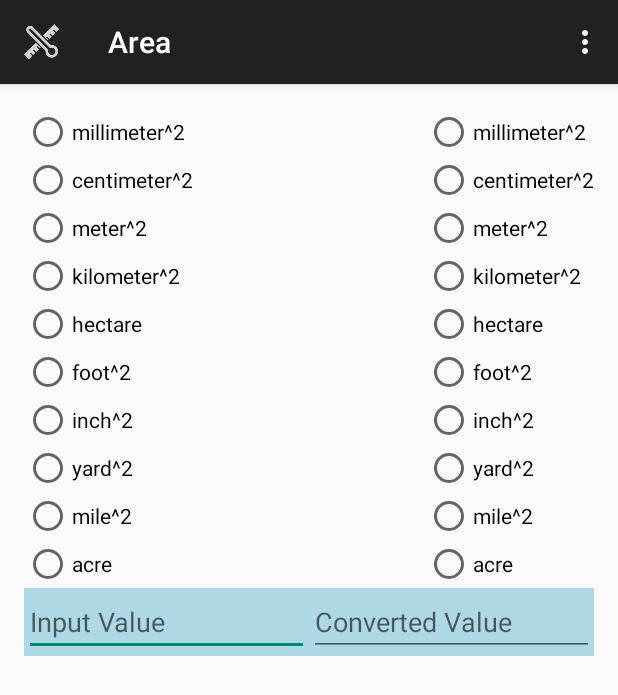
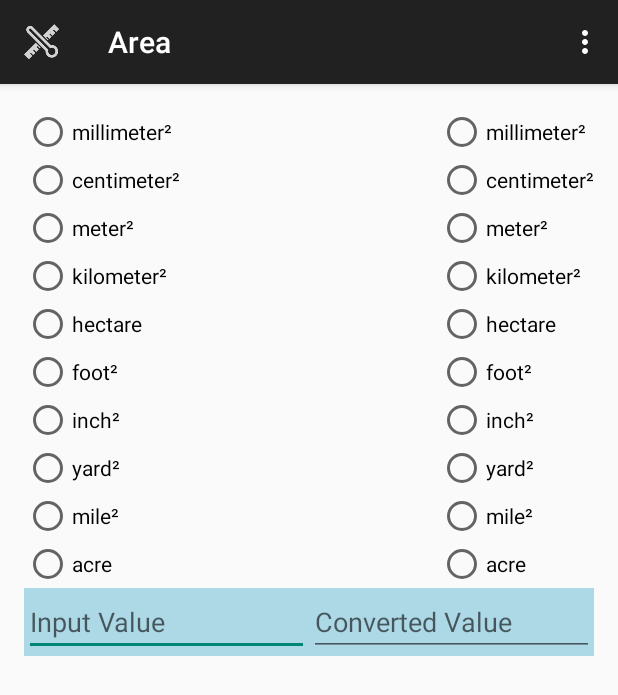
Before and after one commit to chris-wituchowski/UnitConversion, an Android app: the screen it shows after launch (MainActivity), on a phone screen of 412 x 824 dp. Shown: the top 695 px of the screen. Run offline under Robolectric (Android 15) with nearby library versions, the phone set to English and light mode, and no system bars.

Commit message:
Beta build. Removed "example" from folder names and build.gradle

```diff
--- a/app/build.gradle
+++ b/app/build.gradle
@@ -5,7 +5,7 @@ android {
     buildToolsVersion "22.0.1"
 
     defaultConfig {
-        applicationId "com.example.chris.unitconversion"
+        applicationId "com.app.chris.unitconversion"
         minSdkVersion 11
         targetSdkVersion 22
         versionCode 1
--- a/app/src/main/AndroidManifest.xml
+++ b/app/src/main/AndroidManifest.xml
@@ -1,6 +1,6 @@
 <?xml version="1.0" encoding="utf-8"?>
 <manifest xmlns:android="http://schemas.android.com/apk/res/android"
-    package="com.example.chris.unitconversion" >
+    package="com.app.chris.unitconversion" >
 
     <application
         android:allowBackup="true"
@@ -8,7 +8,7 @@
         android:label="@string/app_name"
         android:theme="@style/AppTheme" >
         <activity
-            android:name=".MainActivity"
+            android:name="com.app.chris.unitconversion.MainActivity"
             android:screenOrientation="portrait"
             android:label="@string/app_name" >
             <intent-filter>
--- a/app/src/main/java/com/example/chris/unitconversion/data/DrawerItemCustomAdapter.java
+++ b/app/src/main/java/com/app/chris/unitconversion/data/DrawerItemCustomAdapter.java
@@ -1,4 +1,4 @@
-package com.example.chris.unitconversion.data;
+package com.app.chris.unitconversion.data;
 import android.app.Activity;
 import android.content.Context;
 import android.view.LayoutInflater;
@@ -7,7 +7,7 @@ import android.view.ViewGroup;
 import android.widget.ArrayAdapter;
 import android.widget.TextView;
 
-import com.example.chris.unitconversion.R;
+import com.app.chris.unitconversion.R;
 
 import java.util.List;
 
--- a/app/src/main/java/com/example/chris/unitconversion/data/UnitData.java
+++ b/app/src/main/java/com/app/chris/unitconversion/data/UnitData.java
@@ -1,4 +1,4 @@
-package com.example.chris.unitconversion.data;
+package com.app.chris.unitconversion.data;
 
 /**
  * Created by chris on 6/14/2015.
--- a/app/src/main/java/com/example/chris/unitconversion/data/UnitType.java
+++ b/app/src/main/java/com/app/chris/unitconversion/data/UnitType.java
@@ -1,8 +1,7 @@
-package com.example.chris.unitconversion.data;
+package com.app.chris.unitconversion.data;
 
 import java.util.ArrayList;
 import java.util.List;
-import java.math.*;
 
 /**
  * Created by Chris on 7/5/2015.
@@ -37,15 +36,15 @@ public enum UnitType {
             }),
     Area("Area",
             new UnitData[]{
-                    new UnitData("millimeter^2", 0.000001, 1000000.0, 0.0, 0.0),
-                    new UnitData("centimeter^2", 0.0001, 10000.0, 0.0, 0.0),
-                    new UnitData("meter^2", 1.0, 1.0, 0.0, 0.0),
-                    new UnitData("kilometer^2", 1000000.0, 1.0e-6, 0.0, 0.0),
+                    new UnitData("millimeter²", 0.000001, 1000000.0, 0.0, 0.0),
+                    new UnitData("centimeter²", 0.0001, 10000.0, 0.0, 0.0),
+                    new UnitData("meter²", 1.0, 1.0, 0.0, 0.0),
+                    new UnitData("kilometer²", 1000000.0, 1.0e-6, 0.0, 0.0),
                     new UnitData("hectare", 10000.0, 1.0e-4, 0.0, 0.0),
-                    new UnitData("foot^2", Math.pow(0.3048, 2.0), (1.0/Math.pow(0.3048, 2.0)), 0.0, 0.0),
-                    new UnitData("inch^2", Math.pow(0.0254, 2.0), (1.0/Math.pow(0.0254, 2.0)), 0.0, 0.0),
-                    new UnitData("yard^2", Math.pow(0.9144, 2.0), (1.0/Math.pow(0.9144, 2.0)), 0.0, 0.0),
-                    new UnitData("mile^2", Math.pow(1609.344, 2.0), (1.0/Math.pow(1609.344, 2.0)), 0.0, 0.0),
+                    new UnitData("foot²", Math.pow(0.3048, 2.0), (1.0/Math.pow(0.3048, 2.0)), 0.0, 0.0),
+                    new UnitData("inch²", Math.pow(0.0254, 2.0), (1.0/Math.pow(0.0254, 2.0)), 0.0, 0.0),
+                    new UnitData("yard²", Math.pow(0.9144, 2.0), (1.0/Math.pow(0.9144, 2.0)), 0.0, 0.0),
+                    new UnitData("mile²", Math.pow(1609.344, 2.0), (1.0/Math.pow(1609.344, 2.0)), 0.0, 0.0),
                     new UnitData("acre", (43560.0*Math.pow(0.3048, 2.0)), (1.0/(43560.0*Math.pow(0.3048, 2.0))), 0.0, 0.0),
             }),
     Speed("Speed",
@@ -72,20 +71,20 @@ public enum UnitType {
             }),
     Volume("Volume",
             new UnitData[]{
-                    new UnitData("kilometer^3", 1.0e9, 1.0e-9, 0.0, 0.0),
-                    new UnitData("meter^3", 1.0, 1.0, 0.0, 0.0),
-                    new UnitData("centimeter^3 - mL", 1.0e-6, 1.0e6, 0.0, 0.0),
-                    new UnitData("millimeter^3", 1.0e-9, 1.0e9, 0.0, 0.0),
+                    new UnitData("kilometer³", 1.0e9, 1.0e-9, 0.0, 0.0),
+                    new UnitData("meter³", 1.0, 1.0, 0.0, 0.0),
+                    new UnitData("centimeter³ - mL", 1.0e-6, 1.0e6, 0.0, 0.0),
+                    new UnitData("millimeter³", 1.0e-9, 1.0e9, 0.0, 0.0),
                     new UnitData("Liter", 0.001, 1.0e3, 0.0, 0.0),
                     new UnitData("Gallon", Math.pow(0.0254, 3.0)*231, 1/(Math.pow(0.0254, 3.0)*231), 0.0, 0.0),
                     new UnitData("Quart", ((Math.pow(0.0254, 3.0)*231)/4), 1/((Math.pow(0.0254, 3.0)*231)/4), 0.0, 0.0),
                     new UnitData("Pint", ((Math.pow(0.0254, 3.0)*231)/8), 1/((Math.pow(0.0254, 3.0)*231)/8), 0.0, 0.0),
                     new UnitData("Cup", ((Math.pow(0.0254, 3.0)*231)/16), 1/((Math.pow(0.0254, 3.0)*231)/16), 0.0, 0.0),
                     new UnitData("Fluid Oz", ((Math.pow(0.0254, 3.0)*231)/128), 1/((Math.pow(0.0254, 3.0)*231)/128), 0.0, 0.0),
-                    new UnitData("Yard^3", Math.pow(0.9144, 3.0), 1/Math.pow(0.9144, 3.0), 0.0, 0.0),
-                    new UnitData("Foot^3", Math.pow(0.3048, 3.0), 1/Math.pow(0.3048, 3.0), 0.0, 0.0),
-                    new UnitData("Inch^3", Math.pow(0.0254, 3.0), 1/Math.pow(0.0254, 3.0), 0.0, 0.0),
-                    new UnitData("Miles^3", Math.pow(1609.344, 3.0), 1/Math.pow(1609.344, 3.0), 0.0, 0.0),
+                    new UnitData("Yard³", Math.pow(0.9144, 3.0), 1/Math.pow(0.9144, 3.0), 0.0, 0.0),
+                    new UnitData("Foot³", Math.pow(0.3048, 3.0), 1/Math.pow(0.3048, 3.0), 0.0, 0.0),
+                    new UnitData("Inch³", Math.pow(0.0254, 3.0), 1/Math.pow(0.0254, 3.0), 0.0, 0.0),
+                    new UnitData("Miles³", Math.pow(1609.344, 3.0), 1/Math.pow(1609.344, 3.0), 0.0, 0.0),
             }),
     Pressure("Pressure",
             new UnitData[]{
@@ -154,22 +153,22 @@ public enum UnitType {
 
     Acceleration("Acceleration",
             new UnitData[]{
-                    new UnitData("meter/sec^2", 1.0, 1.0, 0.0, 0.0),
-                    new UnitData("foot/sec^2", 0.3048, 1.0/0.3048, 0.0, 0.0),
+                    new UnitData("meter/sec²", 1.0, 1.0, 0.0, 0.0),
+                    new UnitData("foot/sec²", 0.3048, 1.0/0.3048, 0.0, 0.0),
                     new UnitData("g", 9.80665, 1.0/9.80665, 0.0, 0.0),
-                    new UnitData("centimeter/sec^2", 0.01, 100.0, 0.0, 0.0),
-                    new UnitData("millimeter/sec^2", 0.001, 1000.0, 0.0, 0.0),
+                    new UnitData("centimeter/sec²", 0.01, 100.0, 0.0, 0.0),
+                    new UnitData("millimeter/sec²", 0.001, 1000.0, 0.0, 0.0),
             }),
     Density("Density",
             new UnitData[]{
-                    new UnitData("kilogram/meter^3", 1.0, 1.0, 0.0, 0.0),
+                    new UnitData("kilogram/meter³", 1.0, 1.0, 0.0, 0.0),
                     new UnitData("gram/Liter", 1.0, 1.0, 0.0, 0.0),
-                    new UnitData("gram/meter^3", 0.001, 1000.0, 0.0, 0.0),
-                    new UnitData("gram/centimeter^3", 1000.0, 0.001, 0.0, 0.0),
-                    new UnitData("milligram/meter^3", 0.000001, 1000000.0, 0.0, 0.0),
+                    new UnitData("gram/meter³", 0.001, 1000.0, 0.0, 0.0),
+                    new UnitData("gram/centimeter³", 1000.0, 0.001, 0.0, 0.0),
+                    new UnitData("milligram/meter³", 0.000001, 1000000.0, 0.0, 0.0),
                     new UnitData("ounce/gallon", 0.028349523125/(Math.pow(0.0254, 3.0)*231), 1.0/(0.028349523125/(Math.pow(0.0254, 3.0)*231)), 0.0, 0.0),
-                    new UnitData("pound/foot^3", 0.45359237/Math.pow(0.3048, 3.0), 1.0/(0.45359237/Math.pow(0.3048, 3.0)), 0.0, 0.0),
-                    new UnitData("pound/inch^3", 0.45359237/Math.pow(0.0254, 3.0), 1.0/(0.45359237/Math.pow(0.0254, 3.0)), 0.0, 0.0),
+                    new UnitData("pound/foot³", 0.45359237/Math.pow(0.3048, 3.0), 1.0/(0.45359237/Math.pow(0.3048, 3.0)), 0.0, 0.0),
+                    new UnitData("pound/inch³", 0.45359237/Math.pow(0.0254, 3.0), 1.0/(0.45359237/Math.pow(0.0254, 3.0)), 0.0, 0.0),
             }),
     DigitalInformation("Bits/Bytes",
             new UnitData[]{
@@ -196,6 +195,7 @@ public enum UnitType {
                     new UnitData("kilo", 1.0e3, 1.0e-3, 0.0, 0.0),
                     new UnitData("hecto", 1.0e2, 1.0e-2, 0.0, 0.0),
                     new UnitData("deci", 1.0e1, 1.0e-1, 0.0, 0.0),
+                    new UnitData("no prefix", 1.0, 1.0, 0.0, 0.0),
                     new UnitData("centi", 1.0e-2, 1.0e2, 0.0, 0.0),
                     new UnitData("milli", 1.0e-3, 1.0e3, 0.0, 0.0),
                     new UnitData("micro", 1.0e-6, 1.0e6, 0.0, 0.0),
```
Also changed, not shown: app/src/main/java/com/app/chris/unitconversion/MainActivity.java (renamed from app/src/main/java/com/example/chris/unitconversion/MainActivity.java, +3 -7 lines), app/src/main/java/com/app/chris/unitconversion/UnitConversionFragment.java (renamed from app/src/main/java/com/example/chris/unitconversion/UnitConversionFragment.java, +3 -7 lines), 2 other files.
